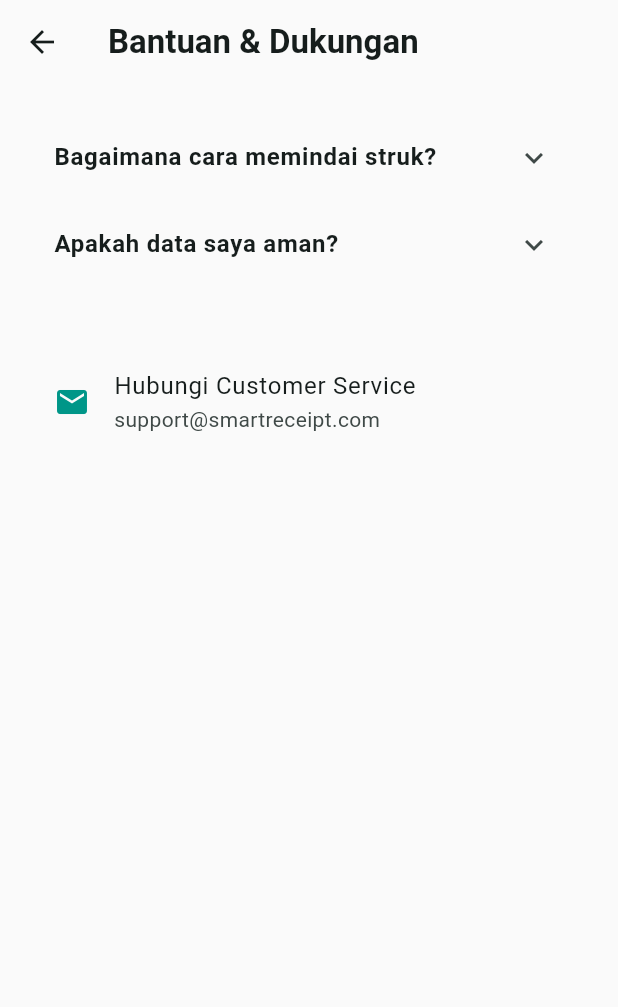
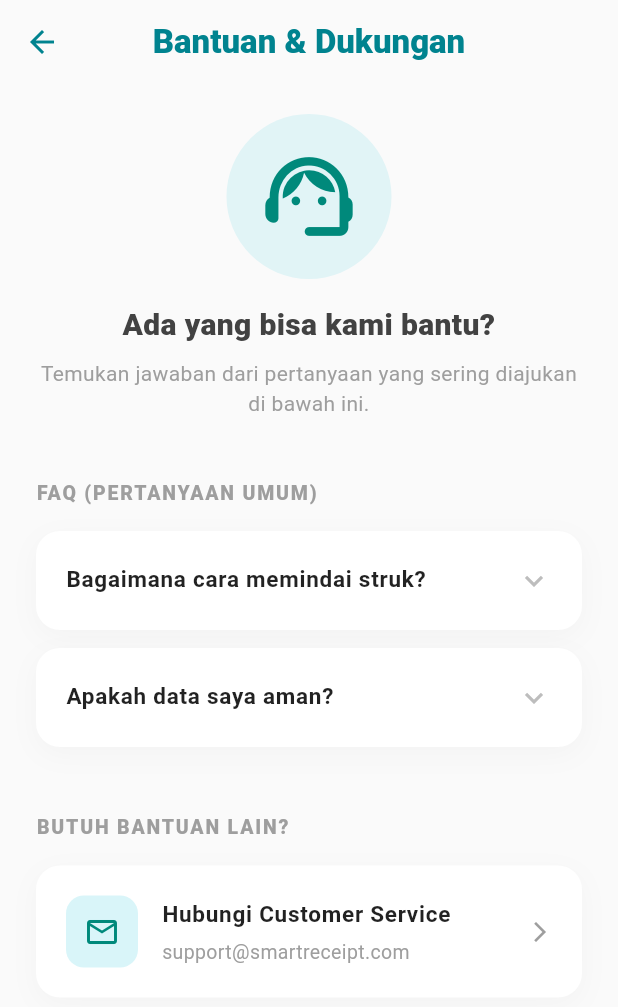
Before and after one commit to azizhadiid/Smart-Receipt-Tracker, a Flutter app: the HelpSupportPage screen opened directly, on a phone screen of 412 x 824 dp. Shown: the top 1007 px of the screen. Run offline on Flutter 3.47's test engine with Material 3 defaults, Android fonts, the phone set to English and light mode, and no system bars; our stand-ins replace flutter_dotenv, image_picker, pdf, supabase_flutter; missing offline and left inert: excel, file_saver; accounts and stored records are empty; network calls fail.

Commit message:
Help Desk Design

```diff
--- a/lib/pages/profile/help_support_page.dart
+++ b/lib/pages/profile/help_support_page.dart
@@ -10,50 +10,204 @@ class HelpSupportPage extends StatelessWidget {
       appBar: AppBar(
         title: const Text(
           'Bantuan & Dukungan',
-          style: TextStyle(fontWeight: FontWeight.bold),
+          style: TextStyle(
+            fontWeight: FontWeight.w800,
+            color: Color(0xFF00838F), // Cyan Gelap
+          ),
         ),
         backgroundColor: Colors.transparent,
         elevation: 0,
+        centerTitle: true,
+        iconTheme: const IconThemeData(color: Color(0xFF00838F)),
       ),
       body: ListView(
-        padding: const EdgeInsets.all(20),
-        children: const [
-          ExpansionTile(
-            title: Text(
-              'Bagaimana cara memindai struk?',
-              style: TextStyle(fontWeight: FontWeight.bold),
+        physics: const BouncingScrollPhysics(),
+        padding: const EdgeInsets.symmetric(horizontal: 24.0, vertical: 20.0),
+        children: [
+          // --- HEADER ICON ---
+          Center(
+            child: Container(
+              padding: const EdgeInsets.all(20),
+              decoration: BoxDecoration(
+                color: const Color(0xFF00BCD4).withOpacity(0.1),
+                shape: BoxShape.circle,
+              ),
+              child: const Icon(
+                Icons.support_agent_rounded,
+                size: 70,
+                color: Color(0xFF00897B),
+              ),
             ),
-            children: [
-              Padding(
-                padding: EdgeInsets.all(16.0),
-                child: Text(
-                  'Pergi ke menu Scan, arahkan kamera ke struk belanja Anda, pastikan pencahayaan cukup, lalu tekan tombol proses.',
+          ),
+          const SizedBox(height: 16),
+          Text(
+            'Ada yang bisa kami bantu?',
+            textAlign: TextAlign.center,
+            style: TextStyle(
+              fontSize: 20,
+              fontWeight: FontWeight.w800,
+              color: Colors.grey.shade800,
+            ),
+          ),
+          const SizedBox(height: 8),
+          Text(
+            'Temukan jawaban dari pertanyaan yang sering diajukan di bawah ini.',
+            textAlign: TextAlign.center,
+            style: TextStyle(
+              fontSize: 14,
+              color: Colors.grey.shade500,
+              height: 1.4,
+            ),
+          ),
+          const SizedBox(height: 40),
+
+          // --- FAQ SECTION ---
+          const Text(
+            'FAQ (PERTANYAAN UMUM)',
+            style: TextStyle(
+              fontSize: 13,
+              fontWeight: FontWeight.w800,
+              color: Colors.grey,
+              letterSpacing: 1.2,
+            ),
+          ),
+          const SizedBox(height: 16),
+
+          _buildFAQItem(
+            context,
+            title: 'Bagaimana cara memindai struk?',
+            content:
+                'Pergi ke menu Scan, arahkan kamera ke struk belanja Anda, pastikan pencahayaan cukup, lalu tekan tombol proses.',
+          ),
+
+          _buildFAQItem(
+            context,
+            title: 'Apakah data saya aman?',
+            content:
+                'Ya, data Anda disimpan dengan aman menggunakan enkripsi tingkat tinggi di server cloud kami. Hanya Anda yang dapat mengaksesnya.',
+          ),
+          const SizedBox(height: 32),
+
+          // --- KONTAK CUSTOMER SERVICE ---
+          const Text(
+            'BUTUH BANTUAN LAIN?',
+            style: TextStyle(
+              fontSize: 13,
+              fontWeight: FontWeight.w800,
+              color: Colors.grey,
+              letterSpacing: 1.2,
+            ),
+          ),
+          const SizedBox(height: 16),
+
+          Container(
+            decoration: BoxDecoration(
+              color: Colors.white,
+              borderRadius: BorderRadius.circular(16),
+              boxShadow: [
+                BoxShadow(
+                  color: Colors.grey.withOpacity(0.08),
+                  blurRadius: 15,
+                  offset: const Offset(0, 5),
+                ),
+              ],
+            ),
+            child: ListTile(
+              contentPadding: const EdgeInsets.symmetric(
+                horizontal: 20,
+                vertical: 8,
+              ),
+              leading: Container(
+                padding: const EdgeInsets.all(12),
+                decoration: BoxDecoration(
+                  color: const Color(0xFF00BCD4).withOpacity(0.15),
+                  borderRadius: BorderRadius.circular(12),
+                ),
+                child: const Icon(
+                  Icons.email_outlined,
+                  color: Color(0xFF00897B),
                 ),
               ),
-            ],
-          ),
-          ExpansionTile(
-            title: Text(
-              'Apakah data saya aman?',
-              style: TextStyle(fontWeight: FontWeight.bold),
-            ),
-            children: [
-              Padding(
-                padding: EdgeInsets.all(16.0),
-                child: Text(
-                  'Ya, data Anda disimpan dengan aman menggunakan enkripsi di server cloud kami.',
+              title: const Text(
+                'Hubungi Customer Service',
+                style: TextStyle(
+                  fontWeight: FontWeight.bold,
+                  fontSize: 15,
+                  color: Colors.black87,
                 ),
               ),
-            ],
+              subtitle: Padding(
+                padding: const EdgeInsets.only(top: 4.0),
+                child: Text(
+                  'support@smartreceipt.com',
+                  style: TextStyle(fontSize: 13, color: Colors.grey.shade500),
+                ),
+              ),
+              trailing: const Icon(
+                Icons.arrow_forward_ios,
+                size: 16,
+                color: Colors.grey,
+              ),
+              onTap: () {
+                // Logika membuka email client (opsional)
+              },
+            ),
           ),
-          SizedBox(height: 40),
-          ListTile(
-            leading: Icon(Icons.email, color: Colors.teal),
-            title: Text('Hubungi Customer Service'),
-            subtitle: Text('support@smartreceipt.com'),
-          ),
+          const SizedBox(height: 40),
         ],
       ),
     );
   }
+
+  // --- WIDGET CUSTOM UNTUK FAQ ---
+  Widget _buildFAQItem(
+    BuildContext context, {
+    required String title,
+    required String content,
+  }) {
+    return Container(
+      margin: const EdgeInsets.only(bottom: 12),
+      decoration: BoxDecoration(
+        color: Colors.white,
+        borderRadius: BorderRadius.circular(16),
+        boxShadow: [
+          BoxShadow(
+            color: Colors.grey.withOpacity(0.08),
+            blurRadius: 15,
+            offset: const Offset(0, 5),
+          ),
+        ],
+      ),
+      child: Theme(
+        // Menghilangkan garis pembatas (divider) bawaan ExpansionTile
+        data: Theme.of(context).copyWith(dividerColor: Colors.transparent),
+        child: ExpansionTile(
+          iconColor: const Color(0xFF00897B),
+          collapsedIconColor: Colors.grey.shade400,
+          tilePadding: const EdgeInsets.symmetric(horizontal: 20, vertical: 4),
+          title: Text(
+            title,
+            style: const TextStyle(
+              fontWeight: FontWeight.bold,
+              fontSize: 15,
+              color: Colors.black87,
+            ),
+          ),
+          children: [
+            Padding(
+              padding: const EdgeInsets.only(left: 20, right: 20, bottom: 20),
+              child: Text(
+                content,
+                style: TextStyle(
+                  color: Colors.grey.shade600,
+                  height: 1.5,
+                  fontSize: 14,
+                ),
+              ),
+            ),
+          ],
+        ),
+      ),
+    );
+  }
 }
```
